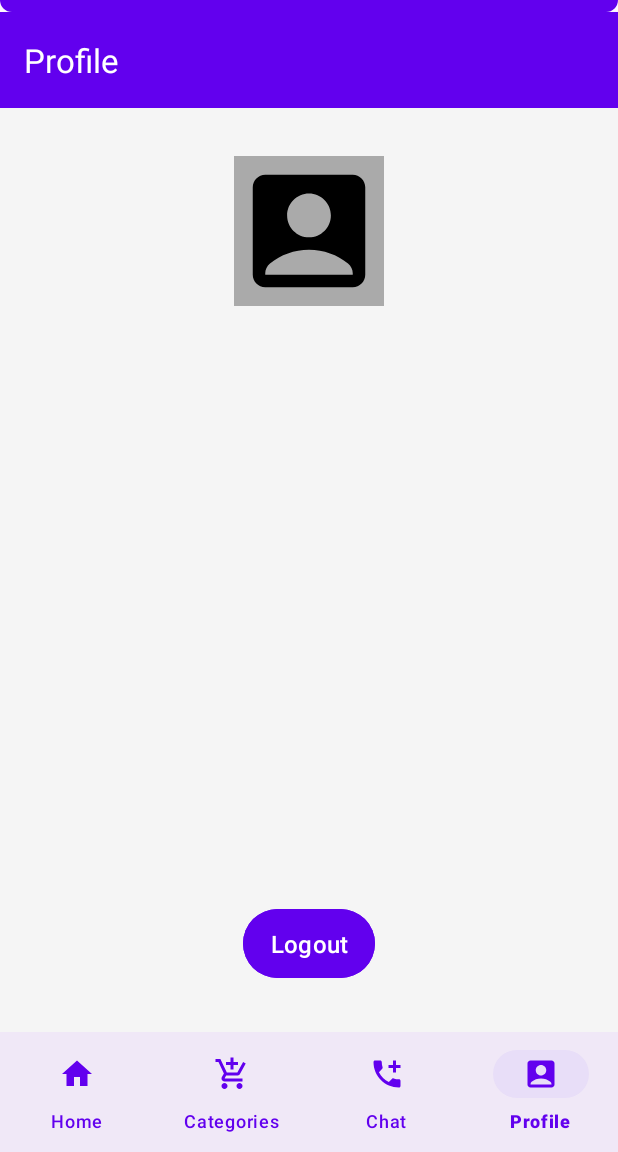
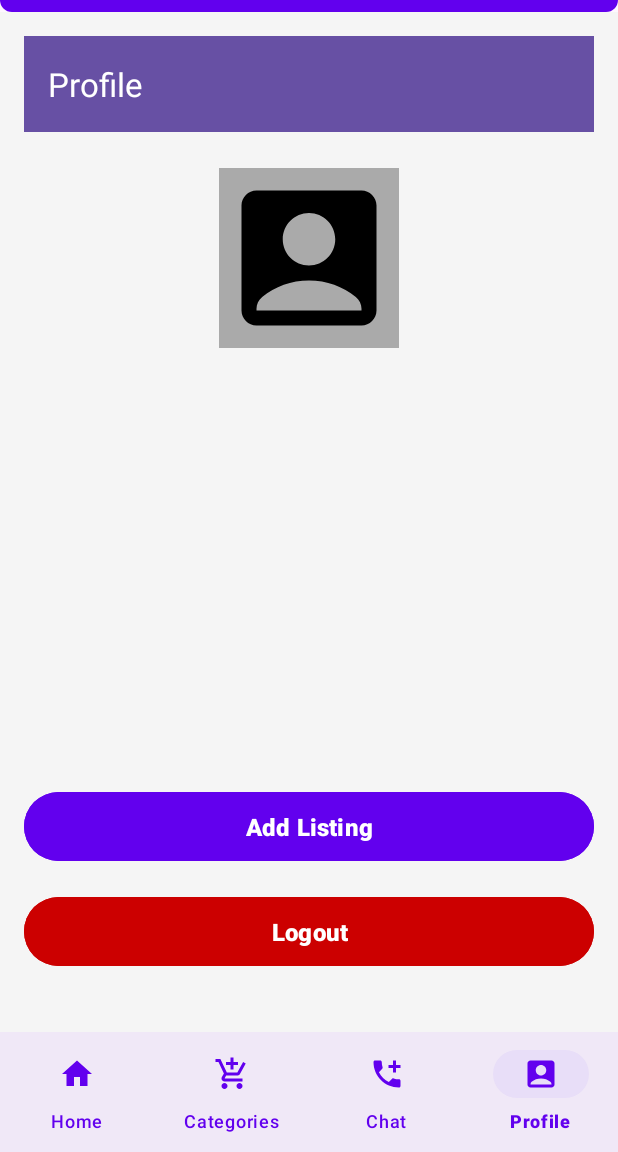
Before and after one commit to smith3226/BookBazar, an Android app: the HomeFragment screen opened directly, with no data from a screen before it, item 4 of the bottom bar chosen, on a phone screen of 412 x 824 dp, the part 84-1236 px from its top. Run offline under Robolectric (Android 15) with nearby library versions, the phone set to English and light mode, and no system bars; our stand-ins replace Firebase (no records; nobody signed in at launch, a user with empty details on screens opened directly).

```diff
--- a/app/src/main/AndroidManifest.xml
+++ b/app/src/main/AndroidManifest.xml
@@ -33,6 +33,9 @@
         <activity
             android:name=".ui.category.Categories"
             tools:ignore="Instantiatable" />
+
+        <activity android:name=".ui.listing.AddListing" />
+
     </application>
 
 </manifest>
--- a/app/src/main/java/com/example/bookbazar/ui/home/HomeFragment.java
+++ b/app/src/main/java/com/example/bookbazar/ui/home/HomeFragment.java
@@ -1,6 +1,7 @@
 package com.example.bookbazar.ui.home;
 
 import android.os.Bundle;
+import android.util.Log;
 import android.view.LayoutInflater;
 import android.view.View;
 import android.view.ViewGroup;
@@ -56,7 +57,7 @@ public class HomeFragment extends Fragment {
 
         // Load Books from Firestore
         fetchFeaturedBooks();
-        fetchPopularCategories();
+       // fetchPopularCategories();
 
         return view;
     }
@@ -74,10 +75,12 @@ public class HomeFragment extends Fragment {
                         Double price = document.getDouble("price");
                         String condition = document.getString("condition");
                         String imageUrl = document.getString("imageUrl");
+                        String description = document.getString("description");
 
                         if (title != null && author != null && genre != null && price != null && condition != null && imageUrl != null) {
-                            featuredBooksList.add(new Book(title, author, genre, price, condition, imageUrl));
+                            featuredBooksList.add(new Book(title, author, genre, price, condition, description));
                         }
+                        Log.d("HomeFragment", "Book added: " + title);
                     }
                     featuredBooksAdapter.setBooks(featuredBooksList); // Update RecyclerView
                 })
@@ -87,22 +90,21 @@ public class HomeFragment extends Fragment {
     }
 
     // Fetch popular categories directly from Firestore
-    private void fetchPopularCategories() {
-        db.collection("categories") // Ensure you have this collection in Firestore
-                .get()
-                .addOnSuccessListener(queryDocumentSnapshots -> {
-                    popularCategoriesList.clear();
-                    for (QueryDocumentSnapshot document : queryDocumentSnapshots) {
-                        String categoryName = document.getString("name");
-                        String categoryImageUrl = document.getString("imageUrl");
-                        if (categoryName != null && categoryImageUrl != null) {
-                            popularCategoriesList.add(new Book(categoryName, "", "", 0.0, "", categoryImageUrl));
-                        }
-                    }
-                    popularCategoriesAdapter.setBooks(popularCategoriesList); // Update RecyclerView
-                })
-                .addOnFailureListener(e -> {
-                    // Handle error
-                });
+//    private void fetchPopularCategories() {
+//        db.collection("categories") // Ensure you have this collection in Firestore
+//                .get()
+//                .addOnSuccessListener(queryDocumentSnapshots -> {
+//                    popularCategoriesList.clear();
+//                    for (QueryDocumentSnapshot document : queryDocumentSnapshots) {
+//                        String categoryName = document.getString("name");
+//                        String categoryImageUrl = document.getString("imageUrl");
+//                        if (categoryName != null && categoryImageUrl != null) {
+//                            popularCategoriesList.add(new Book(categoryName, "", "", 0.0, "", categoryImageUrl));
+//                        }
+//                    }
+//                    popularCategoriesAdapter.setBooks(popularCategoriesList); // Update RecyclerView
+//                })
+//                .addOnFailureListener(e -> {
+//                    // Handle error
+//                });
     }
-}
--- a/app/src/main/java/com/example/bookbazar/ui/profile/ProfileFragment.java
+++ b/app/src/main/java/com/example/bookbazar/ui/profile/ProfileFragment.java
@@ -17,6 +17,7 @@ import androidx.fragment.app.Fragment;
 
 import com.example.bookbazar.LoginActivity;
 import com.example.bookbazar.R;
+import com.example.bookbazar.ui.listing.AddListing;
 import com.google.firebase.auth.FirebaseAuth;
 import com.google.firebase.auth.FirebaseUser;
 
@@ -37,6 +38,7 @@ public class ProfileFragment extends Fragment {
         // Inflate the layout for this fragment
         View view = inflater.inflate(R.layout.activity_profile_screen, container, false);
 
+
         // Initialize Firebase Authentication
         mAuth = FirebaseAuth.getInstance();
 
@@ -45,6 +47,7 @@ public class ProfileFragment extends Fragment {
         userEmail = view.findViewById(R.id.userEmail);
         profileImage = view.findViewById(R.id.profileImage);
         Button btnLogout = view.findViewById(R.id.btnLogout);
+        Button addListingBtn = view.findViewById(R.id.addListingBtn);
 
         // Get current user info
         FirebaseUser user = mAuth.getCurrentUser();
@@ -63,6 +66,14 @@ public class ProfileFragment extends Fragment {
             }
         }
 
+//        add listings button
+        addListingBtn.setOnClickListener(activityView ->{
+                Intent intent = new Intent(getActivity(), AddListing.class);
+                startActivity(intent);
+        });
+
+
+
         // Logout function
         btnLogout.setOnClickListener(v -> {
             mAuth.signOut();
--- /dev/null
+++ b/app/src/main/res/drawable/ic_add_photo.xml
@@ -0,0 +1,5 @@
+<vector xmlns:android="http://schemas.android.com/apk/res/android" android:height="24dp" android:tint="#000000" android:viewportHeight="24" android:viewportWidth="24" android:width="24dp">
+
+    <path android:fillColor="@android:color/white" android:pathData="M19,13h-6v6h-2v-6H5v-2h6V5h2v6h6v2z"/>
+
+</vector>
--- a/app/src/main/res/layout/activity_profile_screen.xml
+++ b/app/src/main/res/layout/activity_profile_screen.xml
@@ -4,64 +4,67 @@
     xmlns:app="http://schemas.android.com/apk/res-auto"
     android:layout_width="match_parent"
     android:layout_height="match_parent"
-    android:background="#F5F5F5">
+    android:background="#F5F5F5"
+    android:padding="16dp">
+
 
     <!-- Toolbar -->
     <androidx.appcompat.widget.Toolbar
         android:id="@+id/toolbar"
         android:layout_width="0dp"
         android:layout_height="?attr/actionBarSize"
-        android:background="#6200EE"
+        android:background="?attr/colorPrimary"
         android:elevation="4dp"
+        app:title="Profile"
+        app:titleTextColor="@android:color/white"
         app:layout_constraintTop_toTopOf="parent"
         app:layout_constraintStart_toStartOf="parent"
-        app:layout_constraintEnd_toEndOf="parent"
-        app:title="Profile"
-        app:titleTextColor="@android:color/white" />
+        app:layout_constraintEnd_toEndOf="parent"/>
 
     <!-- Profile Picture -->
     <ImageView
         android:id="@+id/profileImage"
-        android:layout_width="100dp"
-        android:layout_height="100dp"
-        android:layout_marginTop="32dp"
+        android:layout_width="120dp"
+        android:layout_height="120dp"
+        android:layout_marginTop="24dp"
         android:src="@drawable/ic_profile"
         android:scaleType="centerCrop"
         android:background="@android:color/darker_gray"
         android:contentDescription="Profile Image"
+        android:clipToOutline="true"
         app:layout_constraintTop_toBottomOf="@id/toolbar"
         app:layout_constraintStart_toStartOf="parent"
         app:layout_constraintEnd_toEndOf="parent"
-        app:layout_constraintBottom_toTopOf="@id/userName" />
+        app:circleCrop="true"/>
 
     <!-- User Name -->
     <TextView
         android:id="@+id/userName"
         android:layout_width="wrap_content"
         android:layout_height="wrap_content"
-        android:text="User Name"
-        android:textSize="18sp"
+        android:text="John Doe"
+        android:textSize="20sp"
         android:textStyle="bold"
         android:textColor="@android:color/black"
         app:layout_constraintTop_toBottomOf="@id/profileImage"
         app:layout_constraintStart_toStartOf="parent"
         app:layout_constraintEnd_toEndOf="parent"
-        android:layout_marginTop="8dp" />
+        android:layout_marginTop="8dp"/>
 
     <!-- Email -->
     <TextView
         android:id="@+id/userEmail"
         android:layout_width="wrap_content"
         android:layout_height="wrap_content"
-        android:text="user@example.com"
+        android:text="john.doe@example.com"
         android:textSize="16sp"
         android:textColor="@android:color/darker_gray"
         app:layout_constraintTop_toBottomOf="@id/userName"
         app:layout_constraintStart_toStartOf="parent"
         app:layout_constraintEnd_toEndOf="parent"
-        android:layout_marginTop="4dp" />
+        android:layout_marginTop="4dp"/>
 
-    <!-- RecyclerView for Additional Items -->
+    <!-- RecyclerView for Listings -->
     <androidx.recyclerview.widget.RecyclerView
         android:id="@+id/categoriesRecyclerView"
         android:layout_width="0dp"
@@ -69,22 +72,39 @@
         android:padding="8dp"
         android:clipToPadding="false"
         app:layout_constraintTop_toBottomOf="@id/userEmail"
+        app:layout_constraintBottom_toTopOf="@id/addListingBtn"
+        app:layout_constraintStart_toStartOf="parent"
+        app:layout_constraintEnd_toEndOf="parent"/>
+
+    <!-- Add Listing Button -->
+    <Button
+        android:id="@+id/addListingBtn"
+        android:layout_width="0dp"
+        android:layout_height="wrap_content"
+        android:text="Add Listing"
+        android:textSize="16sp"
+        android:textStyle="bold"
+        android:backgroundTint="@color/purple_500"
+        android:textColor="@android:color/white"
+        android:padding="12dp"
         app:layout_constraintBottom_toTopOf="@id/btnLogout"
         app:layout_constraintStart_toStartOf="parent"
-        app:layout_constraintEnd_toEndOf="parent"/>
+        app:layout_constraintEnd_toEndOf="parent"
+        android:layout_marginBottom="16dp"/>
 
     <!-- Logout Button -->
     <Button
         android:id="@+id/btnLogout"
-        android:layout_width="wrap_content"
+        android:layout_width="0dp"
         android:layout_height="wrap_content"
         android:text="Logout"
-        android:backgroundTint="@color/nav_item_color"
+        android:textSize="16sp"
+        android:textStyle="bold"
+        android:backgroundTint="@android:color/holo_red_dark"
         android:textColor="@android:color/white"
         android:padding="12dp"
-        android:textSize="16sp"
         app:layout_constraintBottom_toBottomOf="parent"
         app:layout_constraintStart_toStartOf="parent"
         app:layout_constraintEnd_toEndOf="parent"
-        android:layout_marginBottom="32dp"/>
+        android:layout_marginBottom="24dp"/>
 </androidx.constraintlayout.widget.ConstraintLayout>
--- a/app/src/main/res/values/colors.xml
+++ b/app/src/main/res/values/colors.xml
@@ -3,5 +3,7 @@
     <color name="black">#FF000000</color>
     <color name="white">#FFFFFFFF</color>
     <color name="nav_item_color">#6200EE</color>
+    <color name="purple_500">#6200EE</color>
+
 
 </resources>
```
Also changed, not shown: app/src/main/java/com/example/bookbazar/ui/home/models/Book.java (+6 -2 lines), app/src/main/java/com/example/bookbazar/ui/listing/AddListing.java (added, +163 -0 lines), app/src/main/res/layout/activity_listing.xml (added, +188 -0 lines).
